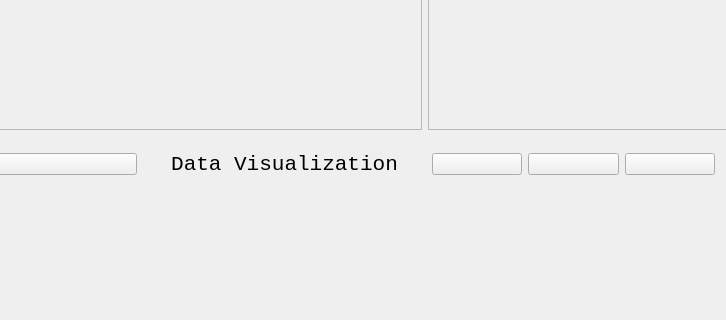
Above: dashboard.ui from Nishant-Karlupia/data-visualizer-trainer before the change; both pictures show x 146 to 872 and y 551 to 871 of the 1236 by 871 pixel window. Below: the same form after it.
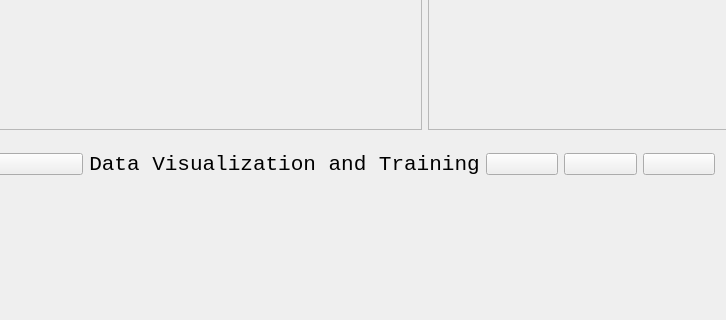
That is the form after the change.

The edit to the form file:
```diff
--- a/dashboard.ui
+++ b/dashboard.ui
@@ -87,7 +87,7 @@
         </font>
        </property>
        <property name="text">
-        <string>Data Visualization</string>
+        <string>Data Visualization and Training</string>
        </property>
        <property name="textFormat">
         <enum>Qt::PlainText</enum>
```
